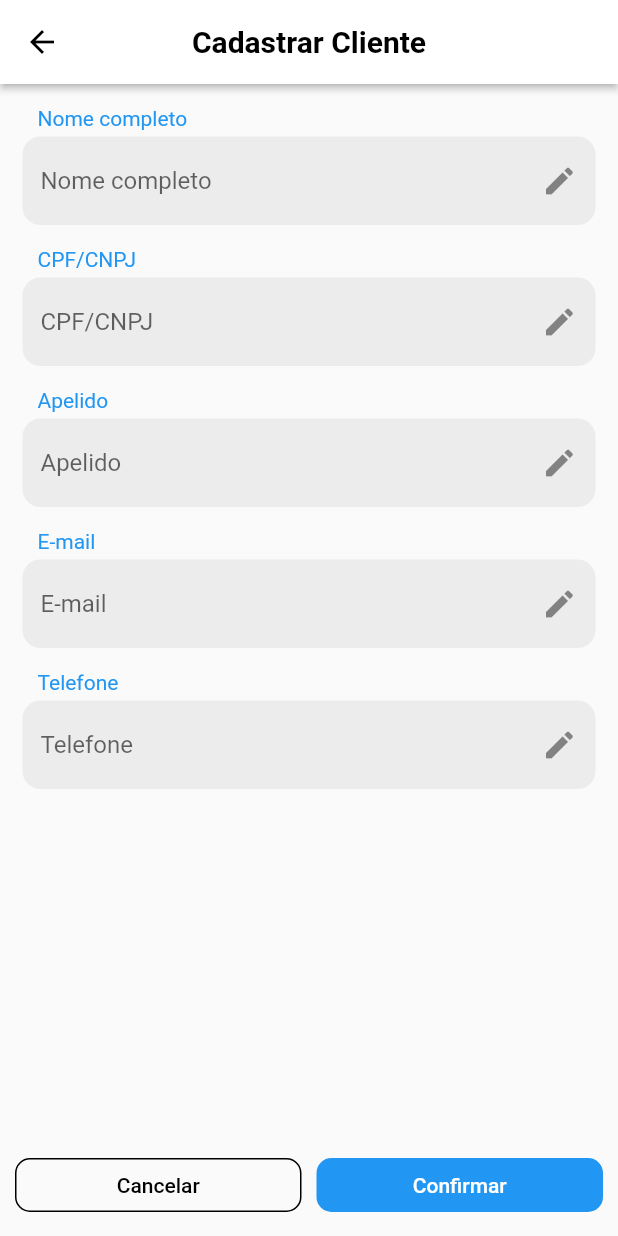
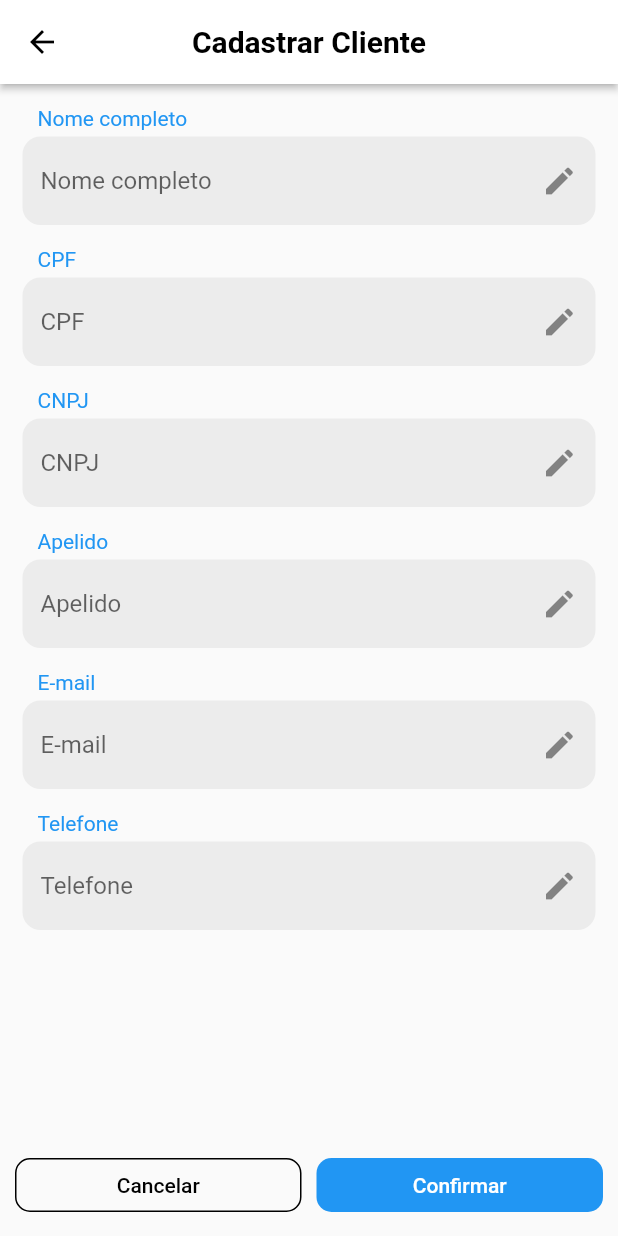
Before and after one commit to marcosfons/rings, a Flutter app: the SignUpClientScreen screen opened by its route, on a phone screen of 412 x 824 dp. Run offline on Flutter 3.47's test engine with Material 2 defaults, Android fonts, the phone set to English and light mode, and no system bars; our stand-ins replace dartz, get; missing offline and left inert: easy_mask, hasura_connect.

Commit message:
Masks added and CPF/CNPJ fields separated

```diff
--- a/lib/src/modules/client/sign_up_client/sign_up_client_screen.dart
+++ b/lib/src/modules/client/sign_up_client/sign_up_client_screen.dart
@@ -1,4 +1,6 @@
+import 'package:easy_mask/easy_mask.dart';
 import 'package:flutter/material.dart';
+import 'package:flutter/services.dart';
 import 'package:rings/src/modules/client/sign_up_client/widgets/cancel_confirm_box.dart';
 import 'package:rings/src/modules/client/sign_up_client/widgets/custom_input.dart';
 
@@ -9,11 +11,26 @@ class SignUpClientScreen extends StatelessWidget {
   Widget build(BuildContext context) {
     final List<String> fields = [
       'Nome completo',
-      'CPF/CNPJ',
+      'CPF',
+      'CNPJ',
       'Apelido',
       'E-mail',
       'Telefone'
     ];
+
+    final inputFormatters = <String, List<TextInputFormatter>>{
+      'CPF': [
+        TextInputMask(mask: ['999.999.999-99'])
+      ],
+      'CNPJ': [
+        TextInputMask(mask: ['99.999.999/9999-99'])
+      ],
+      'Telefone': [
+        TextInputMask(mask: ['\\+99 (99) 99999-9999'])
+      ]
+    };
+
+    final isNumeric = ['CPF', 'CNPJ', 'Telefone'];
 
     return Scaffold(
       appBar: AppBar(
@@ -31,9 +48,18 @@ class SignUpClientScreen extends StatelessWidget {
                 padding: const EdgeInsets.all(15),
                 // shrinkWrap: true,
                 itemCount: fields.length,
-                separatorBuilder: (BuildContext context, int index) => const SizedBox(height: 15),
+                separatorBuilder: (BuildContext context, int index) =>
+                    const SizedBox(height: 15),
                 itemBuilder: (BuildContext context, int index) {
-                  return CustomInput(label: fields[index], icon: Icons.edit);
+                  return CustomInput(
+                    label: fields[index],
+                    hintText: fields[index],
+                    icon: Icons.edit,
+                    inputFormatters: inputFormatters[fields[index]],
+                    keyboardType: isNumeric.contains(fields[index])
+                        ? TextInputType.number
+                        : null,
+                  );
                 },
               ),
             ),
--- a/lib/src/modules/client/sign_up_client/widgets/custom_input.dart
+++ b/lib/src/modules/client/sign_up_client/widgets/custom_input.dart
@@ -1,4 +1,5 @@
 import 'package:flutter/material.dart';
+import 'package:flutter/services.dart';
 
 class NoGlowEffect extends ScrollBehavior {
   @override
@@ -10,11 +11,18 @@ class NoGlowEffect extends ScrollBehavior {
 
 class CustomInput extends StatelessWidget {
   final String label;
-  final IconData icon;
+  final IconData? icon;
   final String? hintText;
+  final List<TextInputFormatter>? inputFormatters;
+  final TextInputType? keyboardType;
 
   const CustomInput(
-      {Key? key, required this.label, required this.icon, this.hintText})
+      {Key? key,
+      required this.label,
+      this.icon,
+      this.hintText,
+      this.inputFormatters,
+      this.keyboardType})
       : super(key: key);
 
   @override
@@ -33,8 +41,10 @@ class CustomInput extends StatelessWidget {
           ),
         ),
         TextField(
+          keyboardType: keyboardType,
+          inputFormatters: inputFormatters,
           decoration: InputDecoration(
-            hintText: label,
+            hintText: hintText,
             suffixIcon: Icon(icon),
           ),
         ),
--- a/pubspec.yaml
+++ b/pubspec.yaml
@@ -16,6 +16,7 @@ dependencies:
   hasura_connect: 3.0.4
   get: 4.3.4
   dartz: 0.10.0-nullsafety.2
+  easy_mask: ^2.0.1
 
 dev_dependencies:
   flutter_test:
```
